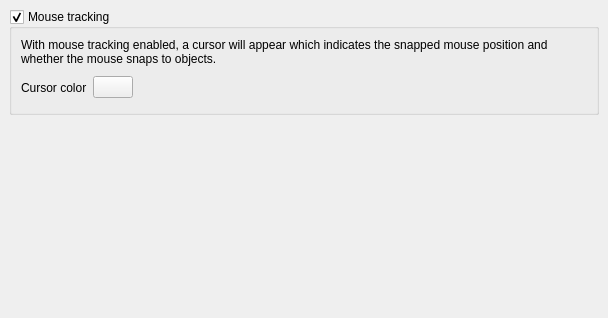
Before: the Qt Designer form src/layui/layui/LayoutViewConfigPage2d.ui in KLayout/klayout, drawn with Qt 5.
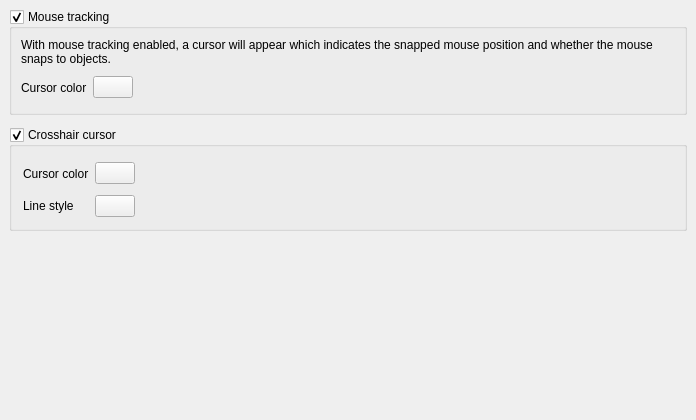
After: the same form once the commit is applied. Custom widgets are drawn as their Qt base class.

Commit message: Fixed issue #1510 (cross hair cursor, with options to enable from menu, color and line style can be configured)

Diff of the .ui file:
```diff
--- a/src/layui/layui/LayoutViewConfigPage2d.ui
+++ b/src/layui/layui/LayoutViewConfigPage2d.ui
@@ -6,8 +6,8 @@
    <rect>
     <x>0</x>
     <y>0</y>
-    <width>608</width>
-    <height>318</height>
+    <width>696</width>
+    <height>420</height>
    </rect>
   </property>
   <property name="windowTitle">
@@ -120,6 +120,62 @@
      </layout>
     </widget>
    </item>
+   <item>
+    <widget class="QGroupBox" name="crosshair_cursor_cb">
+     <property name="title">
+      <string>Crosshair cursor</string>
+     </property>
+     <property name="checkable">
+      <bool>true</bool>
+     </property>
+     <layout class="QGridLayout" name="gridLayout">
+      <item row="0" column="0">
+       <widget class="QLabel" name="textLabel3_3">
+        <property name="text">
+         <string>Cursor color</string>
+        </property>
+       </widget>
+      </item>
+      <item row="0" column="2">
+       <spacer name="spacer">
+        <property name="orientation">
+         <enum>Qt::Horizontal</enum>
+        </property>
+        <property name="sizeHint" stdset="0">
+         <size>
+          <width>508</width>
+          <height>31</height>
+         </size>
+        </property>
+       </spacer>
+      </item>
+      <item row="0" column="1">
+       <widget class="lay::ColorButton" name="color_chc">
+        <property name="toolTip">
+         <string>The color in which the rulers are drawn</string>
+        </property>
+        <property name="text">
+         <string/>
+        </property>
+       </widget>
+      </item>
+      <item row="1" column="0">
+       <widget class="QLabel" name="label_2">
+        <property name="text">
+         <string>Line style</string>
+        </property>
+       </widget>
+      </item>
+      <item row="1" column="1">
+       <widget class="lay::LineStyleSelectionButton" name="line_style_chc">
+        <property name="text">
+         <string/>
+        </property>
+       </widget>
+      </item>
+     </layout>
+    </widget>
+   </item>
    <item>
     <spacer name="verticalSpacer_2">
      <property name="orientation">
@@ -142,6 +198,11 @@
    <extends>QPushButton</extends>
    <header>layWidgets.h</header>
   </customwidget>
+  <customwidget>
+   <class>lay::LineStyleSelectionButton</class>
+   <extends>QPushButton</extends>
+   <header>layWidgets.h</header>
+  </customwidget>
  </customwidgets>
  <tabstops>
   <tabstop>color_pb</tabstop>
```
The commit also changes 8 other files.
